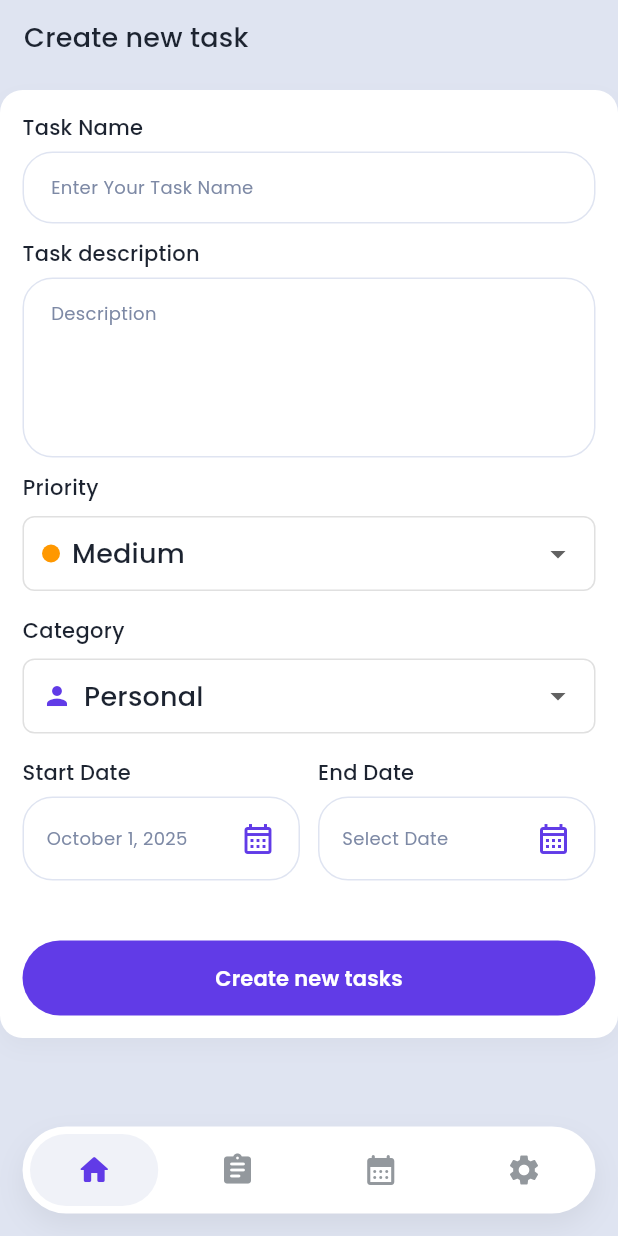
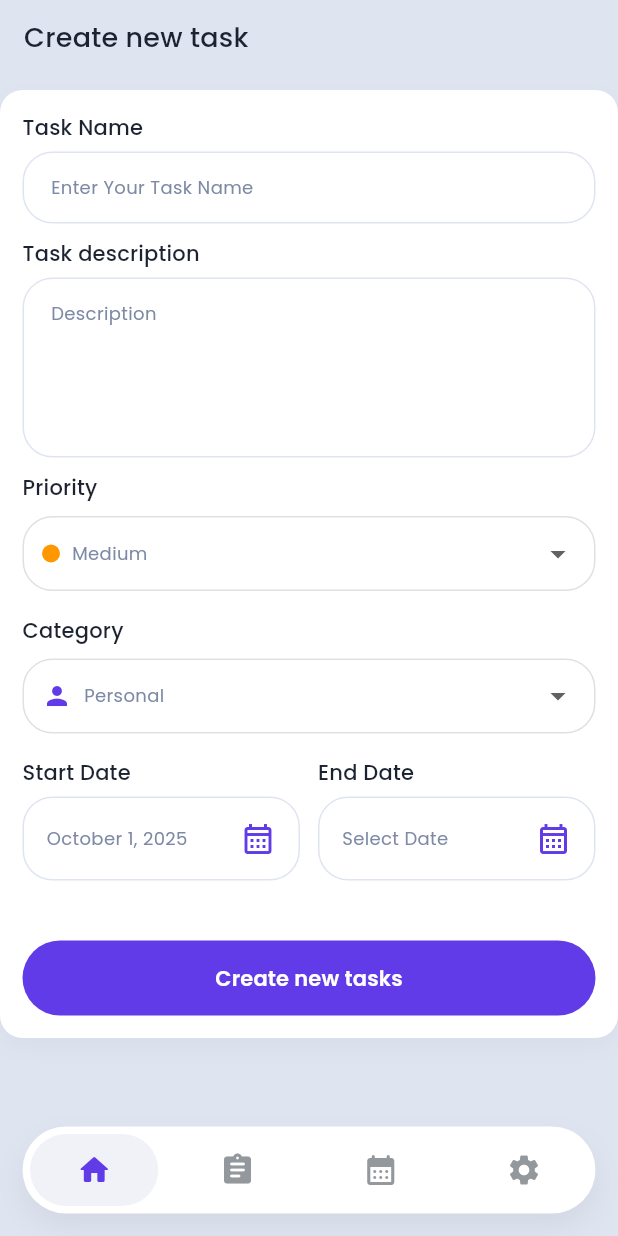
Before and after one commit to Prant0/my_task_app, a Flutter app: the screen it shows after launch, swiped to page 2, on a phone screen of 412 x 824 dp. Run offline on Flutter 3.47's test engine with Material 3 defaults, Android fonts, the phone set to English and light mode, and no system bars; our stand-ins replace fluttertoast, get, google_fonts, sqflite; accounts and stored records are empty.

Commit message:
update project

```diff
--- a/lib/features/tasks/controller/task_controller.dart
+++ b/lib/features/tasks/controller/task_controller.dart
@@ -103,7 +103,6 @@ class TaskController extends GetxController implements GetxService {
   }
 
   void clearFilters() {
-    _searchQuery = '';
     _selectedCategory = null;
     _selectedPriority = null;
     _selectedStatus = null;
--- a/lib/features/tasks/views/create_task_page.dart
+++ b/lib/features/tasks/views/create_task_page.dart
@@ -74,17 +74,14 @@ class _CreateTaskPageState extends State<CreateTaskPage> {
 
                 Text(
                   "Priority",
-                  style: Theme.of(context).textTheme.bodyMedium?.copyWith(
-                    color: AppColors.text,
-                    fontWeight: FontWeight.w500,
-                  ),
+                  style: Theme.of(context).textTheme.titleMedium?.copyWith(fontSize: Dimensions.fontSizeFourteen),
                 ),
                 const SizedBox(height: 8),
                 Container(
                   padding: const EdgeInsets.symmetric(horizontal: 12),
                   decoration: BoxDecoration(
                     border: Border.all(color: Colors.grey.shade300),
-                    borderRadius: BorderRadius.circular(8),
+                    borderRadius: BorderRadius.circular(Dimensions.radiusTwenty),
                   ),
                   child: DropdownButtonHideUnderline(
                     child: DropdownButton<String>(
@@ -108,7 +105,7 @@ class _CreateTaskPageState extends State<CreateTaskPage> {
                                 ),
                               ),
                               const SizedBox(width: 8),
-                              Text(priority[0].toUpperCase() + priority.substring(1)),
+                              Text(priority[0].toUpperCase() + priority.substring(1), style: Theme.of(context).textTheme.bodyMedium?.copyWith(fontSize: Dimensions.fontSizeTwelve)),
                             ],
                           ),
                         );
@@ -127,17 +124,14 @@ class _CreateTaskPageState extends State<CreateTaskPage> {
 
                 Text(
                   "Category",
-                  style: Theme.of(context).textTheme.bodyMedium?.copyWith(
-                    color: AppColors.text,
-                    fontWeight: FontWeight.w500,
-                  ),
+                  style: Theme.of(context).textTheme.titleMedium?.copyWith(fontSize: Dimensions.fontSizeFourteen),
                 ),
                 const SizedBox(height: 8),
                 Container(
                   padding: const EdgeInsets.symmetric(horizontal: 12),
                   decoration: BoxDecoration(
                     border: Border.all(color: Colors.grey.shade300),
-                    borderRadius: BorderRadius.circular(8),
+                    borderRadius: BorderRadius.circular(Dimensions.radiusTwenty),
                   ),
                   child: DropdownButtonHideUnderline(
                     child: DropdownButton<String>(
@@ -158,7 +152,7 @@ class _CreateTaskPageState extends State<CreateTaskPage> {
                                 color: AppColors.primary,
                               ),
                               const SizedBox(width: 8),
-                              Text(category[0].toUpperCase() + category.substring(1)),
+                              Text(category[0].toUpperCase() + category.substring(1), style: Theme.of(context).textTheme.bodyMedium?.copyWith(fontSize: Dimensions.fontSizeTwelve),),
                             ],
                           ),
                         );
--- a/lib/features/tasks/widgets/task_card.dart
+++ b/lib/features/tasks/widgets/task_card.dart
@@ -2,7 +2,6 @@ import 'package:flutter/material.dart';
 import 'package:get/get.dart';
 import 'package:task_manager/app_theme.dart';
 import 'package:task_manager/features/tasks/models/task.dart';
-import 'package:task_manager/features/tasks/views/edit_task_page.dart';
 import 'package:task_manager/features/tasks/views/view_task_page.dart';
 import 'package:task_manager/helper/date_converter.dart';
 import 'package:task_manager/utils/dimensions.dart';
```
Also changed, not shown: lib/features/tasks/views/edit_task_page.dart (+6 -12 lines).
